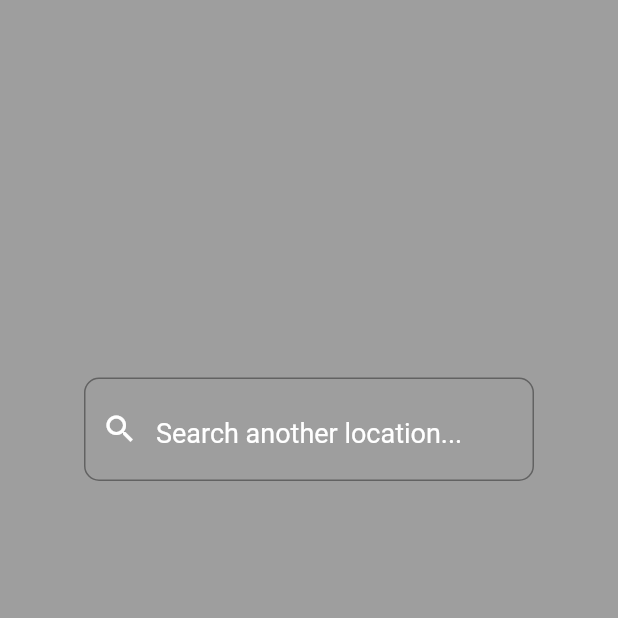
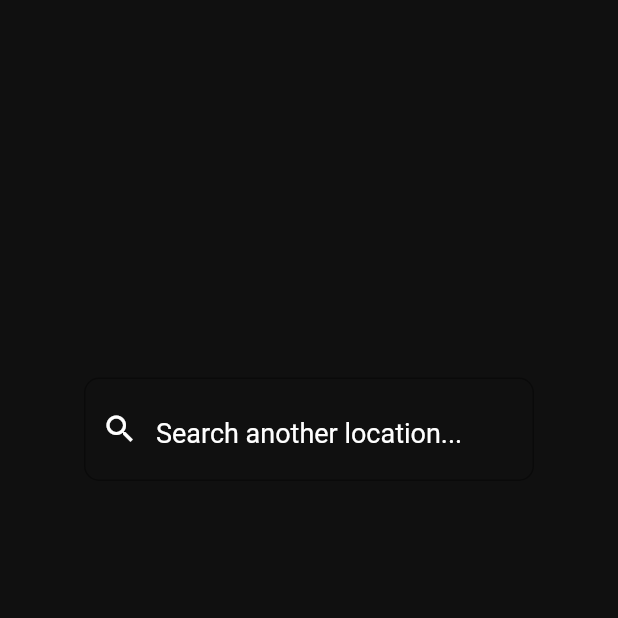
Before and after one commit to lutfiseptiannn/aplikasi_cuaca, a Flutter app: the screen it shows after launch, on a phone screen of 412 x 824 dp, the top half of it. Run offline on Flutter 3.47's test engine with Material 2 defaults, Android fonts, the phone set to English and light mode, and no system bars; our stand-ins replace get_it, rxdart, shared_preferences; missing offline and left inert: shared_preferences_web.

Commit message:
update aplikasi cuaca
update aplikasi cuaca

```diff
--- a/lib/generated_plugin_registrant.dart
+++ b/lib/generated_plugin_registrant.dart
@@ -2,6 +2,7 @@
 // Generated file. Do not edit.
 //
 
+// ignore_for_file: directives_ordering
 // ignore_for_file: lines_longer_than_80_chars
 
 import 'package:shared_preferences_web/shared_preferences_web.dart';
--- a/lib/main.dart
+++ b/lib/main.dart
@@ -6,6 +6,7 @@ import 'package:aplikasi_cuaca/models/weather.dart';
 import 'package:flutter/material.dart';
 import 'package:get_it/get_it.dart';
 import 'package:intl/intl.dart';
+import 'package:shared_preferences/shared_preferences.dart';
 
 final getIt = GetIt.instance;
 Future<void> setup() async {
@@ -23,7 +24,21 @@ class WeatherApp extends StatefulWidget {
 }
 
 class _WeatherAppState extends State<WeatherApp> {
-  String weather = 'clear';
+  TextEditingController cityField = TextEditingController();
+  String city = '';
+  Future<void> checkLastLocation() async {
+    var sp = await SharedPreferences.getInstance();
+    WeatherBloc _weatherBloc = getIt<WeatherBloc>();
+    if (sp.containsKey('name')) {
+      cityField.text = await _weatherBloc.getString();
+    }
+  }
+
+  @override
+  void initState() {
+    super.initState();
+    checkLastLocation();
+  }
 
   Future<void> onTextFieldSubmitted(String input) async {
     WeatherBloc _weatherBloc = getIt<WeatherBloc>();
@@ -36,19 +51,19 @@ class _WeatherAppState extends State<WeatherApp> {
 
     return MaterialApp(
       home: Scaffold(
-        backgroundColor: Colors.white,
+        backgroundColor: Colors.black54,
         body: StreamBuilder<Weather?>(
             stream: _weatherBloc.result,
             builder: (context, snapshot) {
+              Weather? data = snapshot.data;
               return Container(
-                decoration: (snapshot.hasData)
+                decoration: (data != null)
                     ? BoxDecoration(
-                        color: Colors.black38,
                         image: DecorationImage(
                             image: AssetImage(
-                                'images/${snapshot.data!.weather!.first.main!.replaceAll(' ', '').toLowerCase()}.png'),
+                                'images/${data.weather!.first.main!.replaceAll(' ', '').toLowerCase()}.png'),
                             fit: BoxFit.cover))
-                    : BoxDecoration(color: Colors.black38),
+                    : BoxDecoration(color: Colors.black87),
                 child: Column(
                   mainAxisAlignment: MainAxisAlignment.spaceEvenly,
                   crossAxisAlignment: CrossAxisAlignment.center,
@@ -57,8 +72,11 @@ class _WeatherAppState extends State<WeatherApp> {
                       width: 300,
                       child: TextField(
                         onSubmitted: (String input) {
-                          onTextFieldSubmitted(input);
+                          onTextFieldSubmitted(
+                            input,
+                          );
                         },
+                        controller: cityField,
                         style: TextStyle(color: Colors.white, fontSize: 25),
                         decoration: InputDecoration(
                             hintText: 'Search another location...',
@@ -85,15 +103,11 @@ class _WeatherAppState extends State<WeatherApp> {
                                 color: Colors.red.shade500,
                                 fontSize: Platform.isAndroid ? 30.0 : 25.0)),
                       ),
-                    if (snapshot.hasData)
+                    if (snapshot.connectionState == ConnectionState.active &&
+                        data == null)
+                      CircularProgressIndicator(),
+                    if (data != null)
                       Container(
-                        decoration: BoxDecoration(
-                          image: DecorationImage(
-                            image: AssetImage(
-                                'images/${snapshot.data!.weather!.first.main!.replaceAll(' ', '').toLowerCase()}.png'),
-                            fit: BoxFit.cover,
-                          ),
-                        ),
                         child: Column(
                           children: [
                             Row(
@@ -102,13 +116,13 @@ class _WeatherAppState extends State<WeatherApp> {
                               children: [
                                 Center(
                                   child: Image.network(
-                                    'http://openweathermap.org/img/wn/${snapshot.data!.weather!.first.icon}@2x.png',
+                                    'http://openweathermap.org/img/wn/${data.weather!.first.icon}@2x.png',
                                     width: 100,
                                   ),
                                 ),
                                 Center(
                                   child: Text(
-                                    snapshot.data!.weather!.first.main!,
+                                    data.weather!.first.main!,
                                     style: TextStyle(
                                         color: Colors.white, fontSize: 30.0),
                                   ),
@@ -117,15 +131,14 @@ class _WeatherAppState extends State<WeatherApp> {
                             ),
                             Center(
                               child: Text(
-                                snapshot.data!.main!.temp!.round().toString() +
-                                    ' °C',
+                                data.main!.temp!.round().toString() + ' °C',
                                 style: TextStyle(
                                     color: Colors.white, fontSize: 50.0),
                               ),
                             ),
                             Center(
                               child: Text(
-                                snapshot.data!.name!,
+                                data.name!,
                                 style: TextStyle(
                                     color: Colors.white, fontSize: 40.0),
                               ),
```
Also changed, not shown: lib/bloc/weather_bloc.dart (+17 -0 lines), 2 other files.
